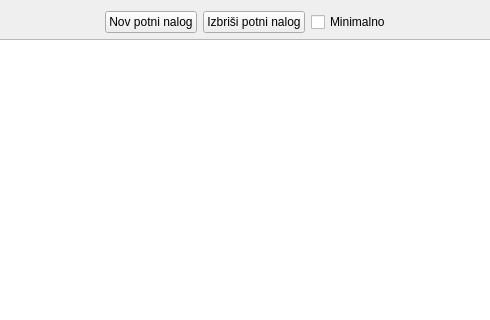
The window that wid_potninalogi.ui (bubi-luka/BubiRacun) describes before a commit, drawn with Qt 5; both pictures show x 194 to 684 and y 0 to 320 of the 884 by 718 pixel window.
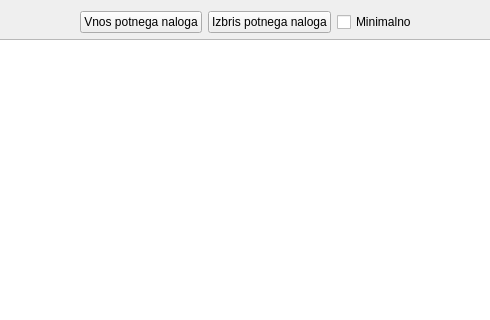
The same window after the commit.

```diff
--- a/wid_potninalogi.ui
+++ b/wid_potninalogi.ui
@@ -35,14 +35,14 @@
      <item>
       <widget class="QPushButton" name="btn_nov">
        <property name="text">
-        <string>Nov potni nalog</string>
+        <string>Vnos potnega naloga</string>
        </property>
       </widget>
      </item>
      <item>
       <widget class="QPushButton" name="btn_brisi">
        <property name="text">
-        <string>Izbriši potni nalog</string>
+        <string>Izbris potnega naloga</string>
        </property>
       </widget>
      </item>
```
